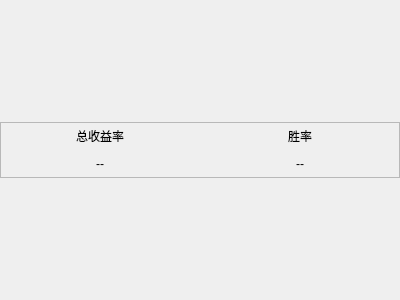
Daydreamer-AI/KLineReview, file src/gui/qt_widgets/MComponents/review/IncomeChartWidget.ui: the form before one commit.
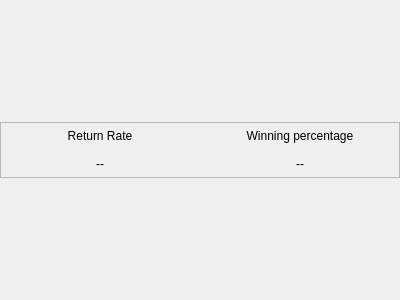
The form after the commit. Custom widgets are drawn as their Qt base class.

```diff
--- a/src/gui/qt_widgets/MComponents/review/IncomeChartWidget.ui
+++ b/src/gui/qt_widgets/MComponents/review/IncomeChartWidget.ui
@@ -79,7 +79,7 @@
         <item>
          <widget class="BodyLabel" name="label_title_total_yield">
           <property name="text">
-           <string>总收益率</string>
+           <string>Return Rate</string>
           </property>
           <property name="alignment">
            <set>Qt::AlignCenter</set>
@@ -106,7 +106,7 @@
         <item>
          <widget class="BodyLabel" name="label_title_win_rate">
           <property name="text">
-           <string>胜率</string>
+           <string>Winning percentage</string>
           </property>
           <property name="alignment">
            <set>Qt::AlignCenter</set>
```
